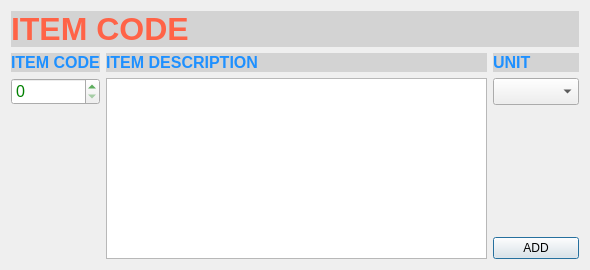
This is WareHouse/itemcodedialog.ui in ZeroCoolHacker/Inventory as Qt 5 draws it before an edit. The edited form follows.
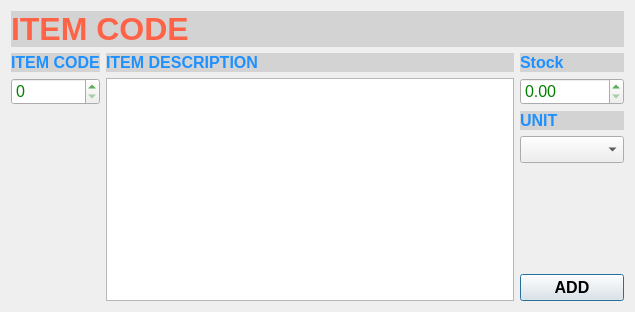
This is the edited form.

Commit message: Added the stock field Added a field for quantity of item Modified the query to adjust the stocks column set focus to itemcode after reset

```diff
--- a/WareHouse/itemcodedialog.ui
+++ b/WareHouse/itemcodedialog.ui
@@ -6,8 +6,8 @@
    <rect>
     <x>0</x>
     <y>0</y>
-    <width>590</width>
-    <height>270</height>
+    <width>635</width>
+    <height>312</height>
    </rect>
   </property>
   <property name="windowTitle">
@@ -15,6 +15,8 @@
   </property>
   <layout class="QGridLayout" name="gridLayout">
    <item row="0" column="0">
+    <layout class="QVBoxLayout" name="verticalLayout_4">
+     <item>
     <widget class="QLabel" name="label">
      <property name="styleSheet">
       <string notr="true">color:tomato; font-size:32px; background-color:lightgray;font-weight:600</string>
@@ -24,7 +26,7 @@
      </property>
     </widget>
    </item>
-   <item row="1" column="0">
+     <item>
     <layout class="QHBoxLayout" name="horizontalLayout">
      <item>
       <layout class="QVBoxLayout" name="verticalLayout">
@@ -92,6 +94,29 @@
      </item>
      <item>
       <layout class="QVBoxLayout" name="verticalLayout_3">
+         <item>
+          <widget class="QLabel" name="label_5">
+           <property name="styleSheet">
+            <string notr="true">color:dodgerblue; 
+font-size:16px;
+ background-color:lightgray;
+font-weight:600;</string>
+           </property>
+           <property name="text">
+            <string>Stock</string>
+           </property>
+          </widget>
+         </item>
+         <item>
+          <widget class="QDoubleSpinBox" name="stock_doubleSpinBox">
+           <property name="styleSheet">
+            <string notr="true">font-size:16px;color:green;</string>
+           </property>
+           <property name="maximum">
+            <double>999999999999999983222784.000000000000000</double>
+           </property>
+          </widget>
+         </item>
        <item>
         <widget class="QLabel" name="label_4">
          <property name="styleSheet">
@@ -127,10 +152,15 @@
        </item>
        <item>
         <widget class="QPushButton" name="add_pushButton">
+           <property name="styleSheet">
+            <string notr="true">font-size:16px;font-weight:502;</string>
+           </property>
          <property name="text">
           <string>ADD</string>
          </property>
         </widget>
+         </item>
+        </layout>
        </item>
       </layout>
      </item>
```
Lines whose indentation alone changed are shown as unchanged. The commit also changes 3 other files.
